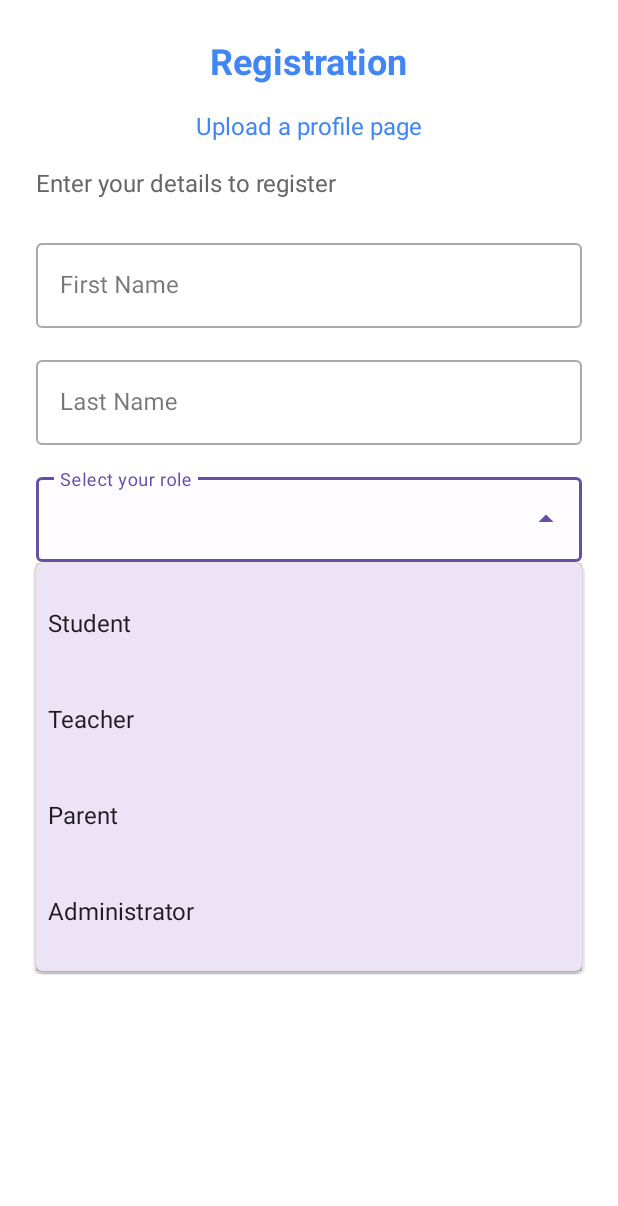
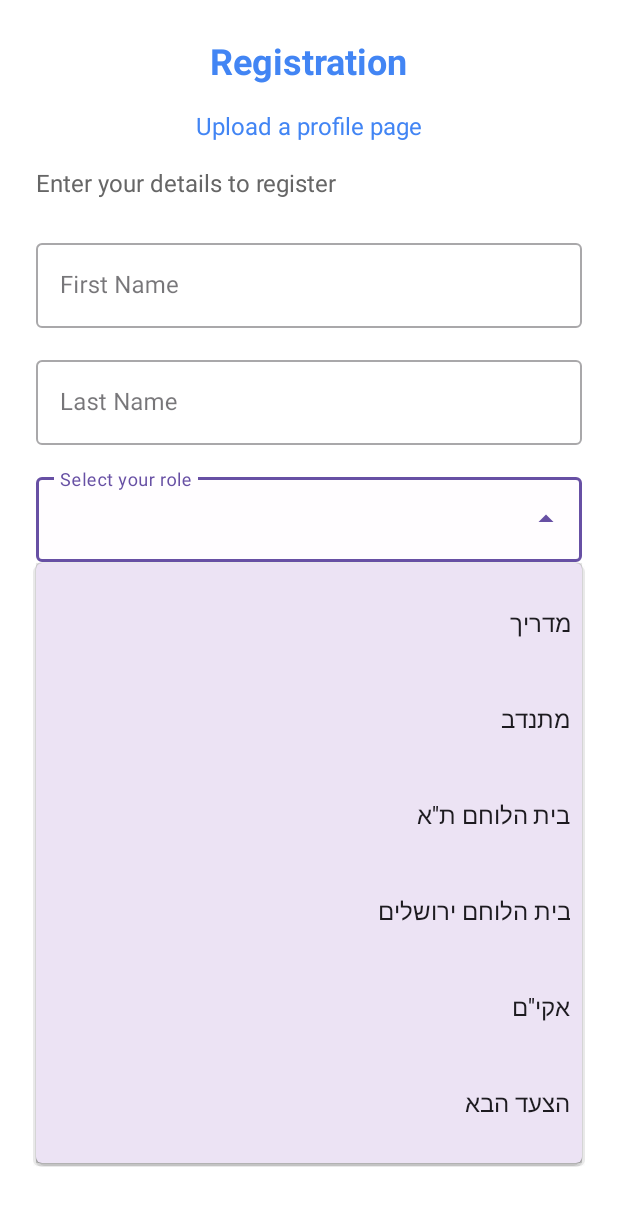
Before and after one commit to BarLarrea/rishon-surf-club, an Android app: the fragment RegisterFragment shown on its own in the app's theme, after a tap on an icon or button, on a phone screen of 412 x 824 dp. Shown: the top 1206 px of the screen. Run offline under Robolectric (Android 15) with nearby library versions, the phone set to English and light mode, and no system bars.

```diff
--- a/app/src/main/AndroidManifest.xml
+++ b/app/src/main/AndroidManifest.xml
@@ -14,7 +14,7 @@
         android:theme="@style/Theme.SurfClubAndroid"
         tools:targetApi="31" >
         <activity
-            android:name=".MainActivity"
+            android:name=".AuthActivity"
             android:exported="true">
             <intent-filter>
                 <action android:name="android.intent.action.MAIN" />
--- a/app/src/main/java/com/example/surf_club_android/LoginFragment.kt
+++ b/app/src/main/java/com/example/surf_club_android/LoginFragment.kt
@@ -48,7 +48,7 @@ class LoginFragment : Fragment() {
     }
 
     private fun navigateToSignUp() {
-        (activity as? MainActivity)?.navigateToRegister()
+        (activity as? AuthActivity)?.navigateToRegister()
     }
 
     override fun onDestroyView() {
--- a/app/src/main/java/com/example/surf_club_android/RegisterFragment.kt
+++ b/app/src/main/java/com/example/surf_club_android/RegisterFragment.kt
@@ -30,7 +30,7 @@ class RegisterFragment : Fragment() {
     }
 
     private fun setupRoleDropdown() {
-        val roles = arrayOf("Student", "Teacher", "Parent", "Administrator")
+        val roles = arrayOf("מדריך", "מתנדב", "בית הלוחם ת''א", "בית הלוחם ירושלים","אקי''ם","הצעד הבא")
         val adapter = ArrayAdapter(requireContext(), android.R.layout.simple_dropdown_item_1line, roles)
         binding.actvRole.setAdapter(adapter)
     }
@@ -40,10 +40,9 @@ class RegisterFragment : Fragment() {
             registerUser()
         }
 
-        // Assuming you have a "Back to Login" button or text in your register layout
-//        binding.tvBackToLogin.setOnClickListener {
-//            navigateToLogin()
-//        }
+        binding.tvBackToLogin.setOnClickListener {
+            navigateToLogin()
+        }
     }
 
     private fun registerUser() {
@@ -63,7 +62,7 @@ class RegisterFragment : Fragment() {
     }
 
     private fun navigateToLogin() {
-        (activity as? MainActivity)?.navigateToLogin()
+        (activity as? AuthActivity)?.navigateToLogin()
     }
 
     override fun onDestroyView() {
--- a/app/src/main/res/layout/fragment_register.xml
+++ b/app/src/main/res/layout/fragment_register.xml
@@ -143,6 +143,18 @@
             android:backgroundTint="#7B8CDE"
             app:layout_constraintTop_toBottomOf="@id/tilPassword"
             tools:ignore="HardcodedText" />
+        <TextView
+            android:id="@+id/tvBackToLogin"
+            android:layout_width="wrap_content"
+            android:layout_height="wrap_content"
+            android:text="Back to Login"
+            android:textColor="#4285F4"
+            android:textSize="16sp"
+            android:padding="8dp"
+            android:layout_marginTop="16dp"
+            app:layout_constraintTop_toBottomOf="@id/btnRegister"
+            app:layout_constraintStart_toStartOf="parent"
+            app:layout_constraintEnd_toEndOf="parent"/>
 
     </androidx.constraintlayout.widget.ConstraintLayout>
 </ScrollView>
```
Also changed, not shown: app/src/main/java/com/example/surf_club_android/AuthActivity.kt (renamed from app/src/main/java/com/example/surf_club_android/MainActivity.kt, +4 -4 lines), app/src/main/res/layout/item_surf_post.xml (+0 -11 lines), app/src/main/res/layout/activity_auth.xml (renamed from app/src/main/res/layout/activity_main.xml).
